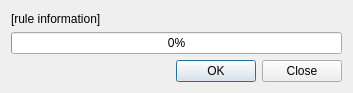
Old version of the form src/cplus_plugin/ui/validation_progress.ui in the repository ConservationInternational/cplus-plugin.
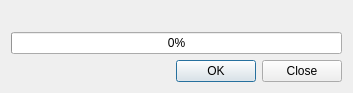
New version of the form.

Commit message: Incorporate rule details in validation progress dialog.

Patch:
```diff
--- a/src/cplus_plugin/ui/validation_progress.ui
+++ b/src/cplus_plugin/ui/validation_progress.ui
@@ -17,7 +17,7 @@
    <item row="0" column="0">
     <widget class="QLabel" name="lbl_rule">
      <property name="text">
-      <string>[rule information]</string>
+      <string/>
      </property>
     </widget>
    </item>
```
The commit also changes 4 other files.
